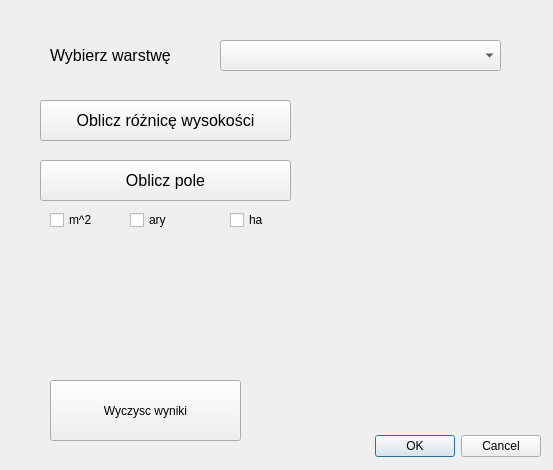
bartekk123/projekt_na_5, file projekt_2_dialog_base.ui: the form before one commit.
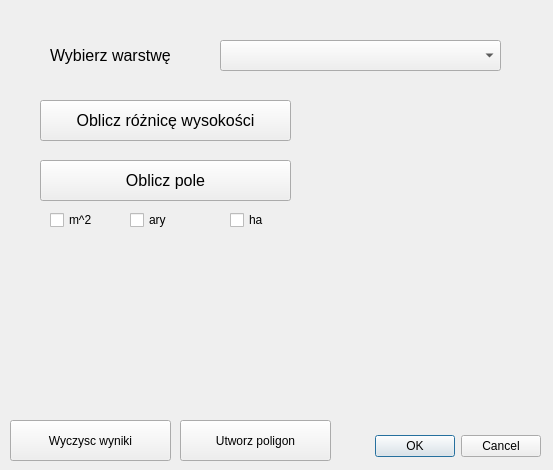
The form after the commit. Custom widgets are drawn as their Qt base class.

Commit message:
pushbutton na poligon + kod
niesprawdzone bo bledy dlg

```diff
--- a/projekt_2_dialog_base.ui
+++ b/projekt_2_dialog_base.ui
@@ -168,8 +168,8 @@
   <widget class="QLabel" name="label_h_error">
    <property name="geometry">
     <rect>
-     <x>40</x>
-     <y>300</y>
+     <x>30</x>
+     <y>330</y>
      <width>231</width>
      <height>51</height>
     </rect>
@@ -182,7 +182,7 @@
    <property name="geometry">
     <rect>
      <x>310</x>
-     <y>300</y>
+     <y>340</y>
      <width>191</width>
      <height>51</height>
     </rect>
@@ -194,16 +194,29 @@
   <widget class="QPushButton" name="pushButton_clear">
    <property name="geometry">
     <rect>
-     <x>50</x>
-     <y>380</y>
-     <width>191</width>
-     <height>61</height>
+     <x>10</x>
+     <y>420</y>
+     <width>161</width>
+     <height>41</height>
     </rect>
    </property>
    <property name="text">
     <string>Wyczysc wyniki</string>
    </property>
   </widget>
+  <widget class="QPushButton" name="pushButton">
+   <property name="geometry">
+    <rect>
+     <x>180</x>
+     <y>420</y>
+     <width>151</width>
+     <height>41</height>
+    </rect>
+   </property>
+   <property name="text">
+    <string>Utworz poligon</string>
+   </property>
+  </widget>
  </widget>
  <customwidgets>
   <customwidget>
```
The commit also changes 2 other files.
